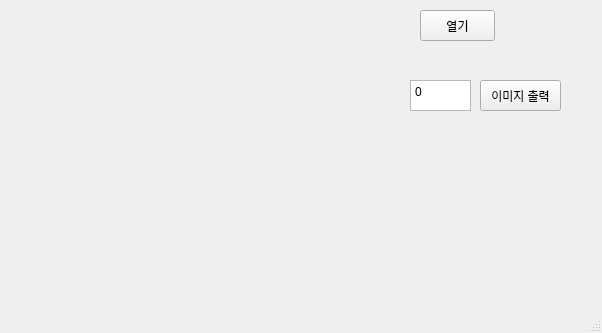
Qt form 1. PYQT/main_window.ui (HyeopG/PyQt5) before a commit.
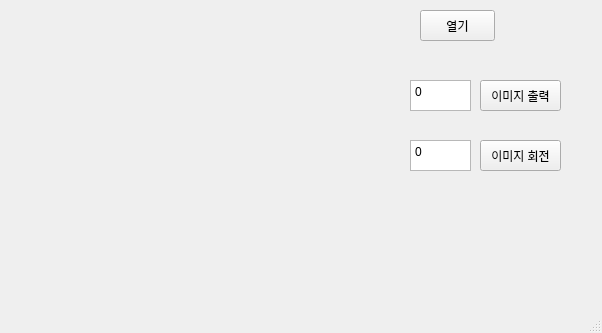
The same form after that commit.

Commit message: Image Rotation

```diff
--- a/1. PYQT/main_window.ui
+++ b/1. PYQT/main_window.ui
@@ -109,6 +109,32 @@
      <set>Qt::TextEditorInteraction</set>
     </property>
    </widget>
+   <widget class="QPlainTextEdit" name="plainTextEdit_2">
+    <property name="geometry">
+     <rect>
+      <x>410</x>
+      <y>140</y>
+      <width>61</width>
+      <height>31</height>
+     </rect>
+    </property>
+    <property name="plainText">
+     <string>0</string>
+    </property>
+   </widget>
+   <widget class="QPushButton" name="RotationImg">
+    <property name="geometry">
+     <rect>
+      <x>480</x>
+      <y>140</y>
+      <width>81</width>
+      <height>31</height>
+     </rect>
+    </property>
+    <property name="text">
+     <string>이미지 회전</string>
+    </property>
+   </widget>
   </widget>
   <widget class="QMenuBar" name="menubar">
    <property name="geometry">
```
The commit also changes 2 other files.
